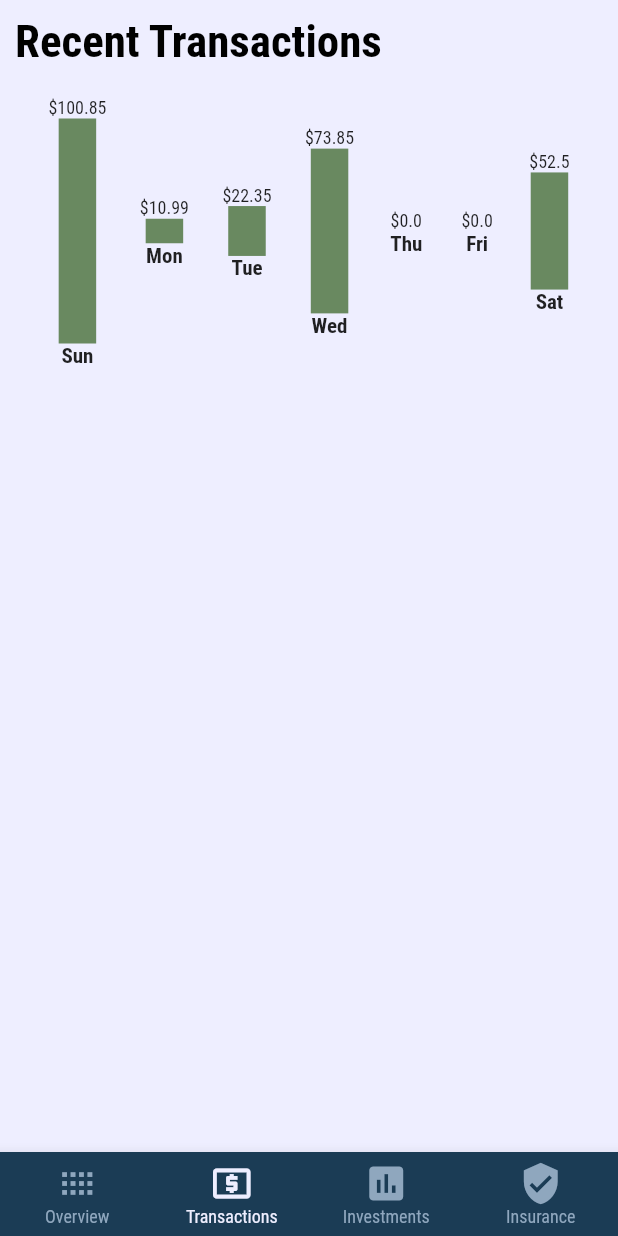
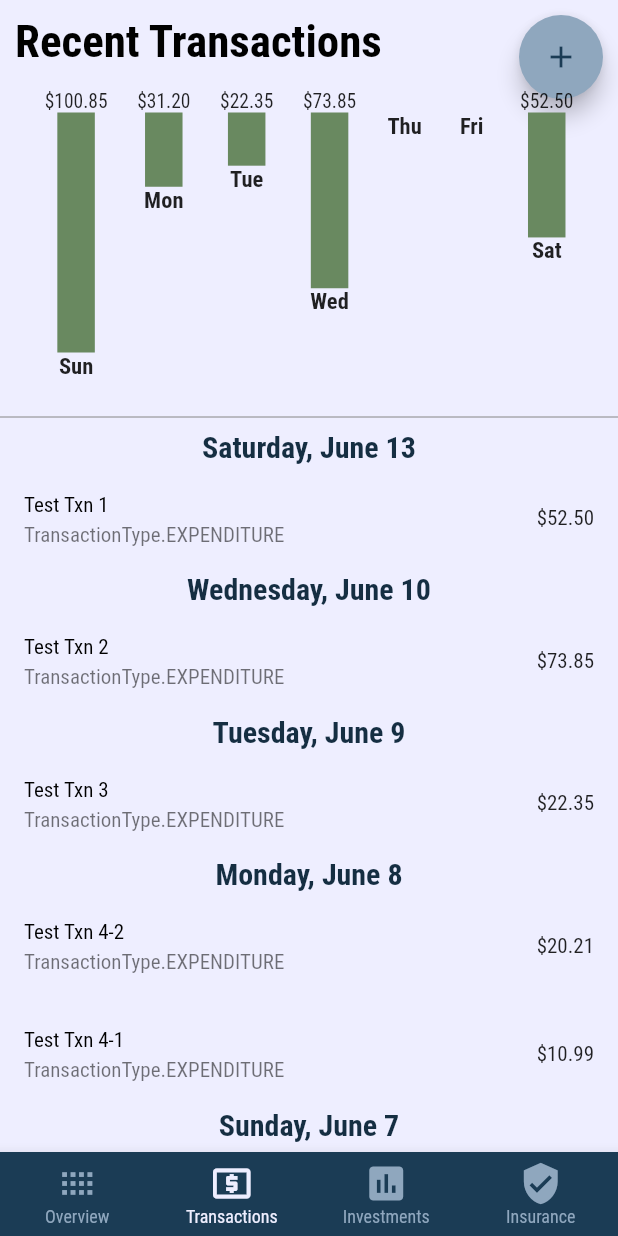
Before and after one commit to ngjunxiang/moolah, a Flutter app: the screen it shows after launch, item 2 of the bottom bar chosen, on a phone screen of 412 x 824 dp. Run offline on Flutter 3.47's test engine with Material 2 defaults, Android fonts, the phone set to English and light mode, and no system bars; our stand-ins replace simple_animations, tinycolor; statements that could not run were skipped.

Commit message:
Worked on transaction screen

```diff
--- a/lib/providers/transactions_provider.dart
+++ b/lib/providers/transactions_provider.dart
@@ -1,5 +1,46 @@
 import 'package:flutter/foundation.dart';
+import 'package:moolah/models/transaction.dart';
+
+enum TransactionsLoadingStatus {
+  NotLoaded,
+  Loaded,
+}
 
 class TransactionsProvider with ChangeNotifier {
+  TransactionsLoadingStatus _status = TransactionsLoadingStatus.NotLoaded;
+  List<Transaction> _transactionsList;
 
+  TransactionsLoadingStatus get status => _status;
+  List<Transaction> get transactions => _transactionsList;
+
+//      List<Transaction>.from(_transactionsList);
+
+  Future<void> fetchTransactions() async {
+    await Future.delayed(const Duration(milliseconds: 100), (){});
+    final fetchedTransactions = [
+      Transaction('1', 'Test Txn 1', TransactionType.EXPENDITURE, 52.50,
+          DateTime.now()),
+      Transaction('1', 'Test Txn 2', TransactionType.EXPENDITURE, 73.85,
+          DateTime.parse('2020-06-10 00:00:00.000')),
+      Transaction('1', 'Test Txn 3', TransactionType.EXPENDITURE, 22.35,
+          DateTime.parse('2020-06-09 00:00:00.000')),
+      Transaction('1', 'Test Txn 4-1', TransactionType.EXPENDITURE, 10.99,
+          DateTime.parse('2020-06-08 00:00:00.000')),
+      Transaction('1', 'Test Txn 4-2', TransactionType.EXPENDITURE, 20.21,
+          DateTime.parse('2020-06-08 01:00:00.000')),
+      Transaction('1', 'Test Txn 5', TransactionType.EXPENDITURE, 100.85,
+          DateTime.parse('2020-06-07 00:00:00.000')),
+      Transaction('1', 'Test Txn 6', TransactionType.EXPENDITURE, 40.56,
+          DateTime.parse('2020-06-06 20:05:00.000')),
+      Transaction('1', 'Test Txn 7', TransactionType.EXPENDITURE, 30.00,
+          DateTime.parse('2020-06-05 00:00:00.000')),
+    ];
+
+    fetchedTransactions.sort((a, b) => -a.dateTime.compareTo(b.dateTime));
+
+    _transactionsList = fetchedTransactions;
+    _status = TransactionsLoadingStatus.Loaded;
+
+    notifyListeners();
+  }
 }
--- a/lib/screens/transactions/components/bar.dart
+++ b/lib/screens/transactions/components/bar.dart
@@ -7,7 +7,7 @@ class Bar extends StatelessWidget {
   final String barLabel;
 
   final int _baseDurationMs = 1000;
-  final double _maxElementHeight = 150;
+  final double _maxElementHeight = 160;
 
   const Bar(this.label, this.barLabel, this.height);
 
@@ -23,9 +23,9 @@ class Bar extends StatelessWidget {
               height: (1 - animatedHeight) * _maxElementHeight,
             ),
             Text(
-              '\$$barLabel',
+              barLabel == '0.00' ? '' : '\$$barLabel',
               style: const TextStyle(
-                fontSize: 12,
+                fontSize: 13,
               ),
             ),
             Container(
@@ -36,6 +36,7 @@ class Bar extends StatelessWidget {
             Text(
               label,
               style: const TextStyle(
+                fontSize: 15,
                 fontWeight: FontWeight.bold,
               ),
             )
--- a/lib/screens/transactions/components/bar_chart.dart
+++ b/lib/screens/transactions/components/bar_chart.dart
@@ -2,6 +2,7 @@ import 'package:flutter/material.dart';
 import 'package:intl/intl.dart';
 
 import '../../../models/transaction.dart';
+import '../transactions_screen.dart';
 import './bar.dart';
 
 class BarChart extends StatelessWidget {
@@ -38,18 +39,21 @@ class BarChart extends StatelessWidget {
 
   @override
   Widget build(BuildContext context) {
-    return Padding(
+    return Container(
+      height: TransactionsScreen.chartHeight,
+      child: Padding(
         padding: const EdgeInsets.all(10.0),
         child: Row(
           mainAxisAlignment: MainAxisAlignment.spaceEvenly,
           children: pastWeekTransactionValues.map((t) {
             return Bar(
               t['day'],
-            t['amount'].toString(),
+              t['amount'].toStringAsFixed(2),
               maxSpending == 0.0 ? 0.0 : t['amount'] / maxSpending,
             );
           }).toList(),
         ),
+      ),
     );
   }
 }
--- a/lib/screens/transactions/components/transaction_list.dart
+++ b/lib/screens/transactions/components/transaction_list.dart
@@ -0,0 +1,58 @@
+import 'package:flutter/material.dart';
+import 'package:intl/intl.dart';
+
+import '../../../models/transaction.dart';
+
+class TransactionList extends StatelessWidget {
+  final List<Transaction> _transactions;
+
+  TransactionList(this._transactions);
+
+  @override
+  Widget build(BuildContext context) {
+    DateTime currentDate;
+    return Expanded(
+      child: _transactions.isEmpty
+          ? LayoutBuilder(builder: (ctx, constraints) {
+              return Column(
+                mainAxisAlignment: MainAxisAlignment.center,
+                children: <Widget>[
+                  Text(
+                    'No transactions yet!',
+                    style: Theme.of(context).textTheme.headline2,
+                  ),
+                ],
+              );
+            })
+          : ListView(
+              children: _transactions.map((t) {
+                List<Widget> res = [];
+                if (currentDate == null ||
+                    currentDate.day != t.dateTime.day ||
+                    currentDate.month != t.dateTime.month ||
+                    currentDate.year != t.dateTime.year) {
+                  currentDate = t.dateTime;
+                  res = [
+                    Text(
+                      DateFormat(DateFormat.MONTH_WEEKDAY_DAY)
+                          .format(t.dateTime),
+                        style: Theme.of(context).textTheme.headline2,
+                    ),
+                  ];
+                }
+                res.add(ListTile(
+                  title: Text(
+                    t.title,
+                    style: Theme.of(context).textTheme.bodyText1,
+                  ),
+                  subtitle: Text(t.transactionType.toString()),
+                  trailing: Text('\$${t.amount.toStringAsFixed(2)}'),
+                ));
+                return Column(
+                  children: <Widget>[...res],
+                );
+              }).toList(),
+            ),
+    );
+  }
+}
--- a/lib/screens/transactions/transactions_screen.dart
+++ b/lib/screens/transactions/transactions_screen.dart
@@ -1,30 +1,17 @@
 import 'package:flutter/material.dart';
-import 'package:moolah/models/transaction.dart';
+import 'package:provider/provider.dart';
 
 import './components/bar_chart.dart';
+import './components/transaction_list.dart';
+import '../../providers/transactions_provider.dart';
 
 class TransactionsScreen extends StatelessWidget {
-  TransactionsScreen({Key key}) : super(key: key);
+  static final headerHeight = 50.0;
+  static final chartHeight = 220.0;
 
-  List<Transaction> transactions = [
-    Transaction(
-        '1', 'Test Txn 1', TransactionType.EXPENDITURE, 52.50, DateTime.now()),
-    Transaction('1', 'Test Txn 2', TransactionType.EXPENDITURE, 73.85,
-        DateTime.parse('2020-06-10 00:00:00.000')),
-    Transaction('1', 'Test Txn 3', TransactionType.EXPENDITURE, 22.35,
-        DateTime.parse('2020-06-09 00:00:00.000')),
-    Transaction('1', 'Test Txn 4', TransactionType.EXPENDITURE, 10.99,
-        DateTime.parse('2020-06-08 00:00:00.000')),
-    Transaction('1', 'Test Txn 4', TransactionType.EXPENDITURE, 100.85,
-        DateTime.parse('2020-06-07 00:00:00.000')),
-    Transaction('1', 'Test Txn 4', TransactionType.EXPENDITURE, 40.56,
-        DateTime.parse('2020-06-06 00:00:00.000')),
-    Transaction('1', 'Test Txn 4', TransactionType.EXPENDITURE, 30.00,
-        DateTime.parse('2020-06-05 00:00:00.000')),
-  ];
-
-  Widget _buildHeader(BuildContext context, double availableHeight) {
+  Widget _buildHeader(BuildContext context) {
     return Container(
+      height: TransactionsScreen.headerHeight,
       padding: const EdgeInsets.symmetric(
         vertical: 10,
         horizontal: 10,
@@ -36,31 +23,66 @@ class TransactionsScreen extends StatelessWidget {
     );
   }
 
+  Widget _buildAddButton(BuildContext context) {
+    return Positioned(
+      top: 10,
+      right: 10,
+      child: FloatingActionButton(
+        onPressed: () => _startAddNewTransaction(context),
+        child: Icon(
+          Icons.add,
+          color: Theme.of(context).textTheme.button.color,
+        ),
+        backgroundColor: Theme.of(context).buttonColor,
+      ),
+    );
+  }
+
+  void _startAddNewTransaction(BuildContext context) {
+    print('add new txn');
+    return null;
+  }
+
   @override
   Widget build(BuildContext context) {
-    final mediaQuery = MediaQuery.of(context);
-    final availableHeight = mediaQuery.size.height -
-        mediaQuery.padding.top -
-        mediaQuery.padding.bottom;
+    final _transactionsProvider =
+        Provider.of<TransactionsProvider>(context, listen: true);
 
-    final pageBody = SafeArea(
+    if (_transactionsProvider.status == TransactionsLoadingStatus.NotLoaded) {
+      _transactionsProvider.fetchTransactions();
+    }
+
+    return _transactionsProvider.status != TransactionsLoadingStatus.Loaded
+        ? Center(
+            child: CircularProgressIndicator(),
+          )
+        : GestureDetector(
+            onTap: () {
+              FocusScope.of(context).requestFocus(new FocusNode());
+            },
+            child: SafeArea(
               bottom: false,
-      child: SingleChildScrollView(
-        child: Column(
+              child: Stack(
+                children: <Widget>[
+                  _buildAddButton(context),
+                  Column(
                     crossAxisAlignment: CrossAxisAlignment.stretch,
                     children: <Widget>[
-            _buildHeader(context, availableHeight),
-            BarChart(transactions),
+                      _buildHeader(context),
+                      BarChart(_transactionsProvider.transactions.where((t) {
+                        return t.dateTime.isAfter(
+                          DateTime.now().subtract(
+                            Duration(days: 7),
+                          ),
+                        );
+                      }).toList()),
+                      Divider(),
+                      TransactionList(_transactionsProvider.transactions),
+                    ],
+                  ),
                 ],
               ),
             ),
           );
-
-    return GestureDetector(
-      onTap: () {
-        FocusScope.of(context).requestFocus(new FocusNode());
-      },
-      child: pageBody,
-    );
   }
 }
```
Lines whose indentation alone changed are shown as unchanged.
